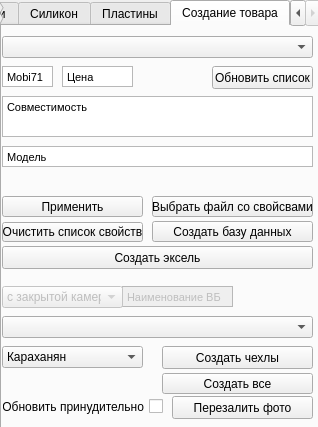
The window that WB/MakePrint/ui/MakeBookPrintUi.ui (gora5624/Python) describes before a commit, drawn with Qt 5.
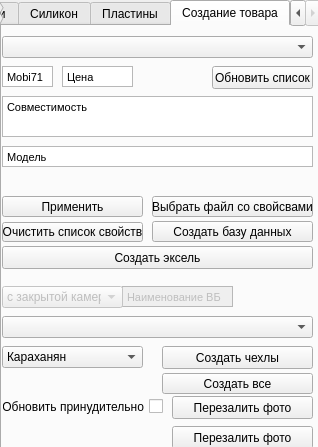
The same window after the commit.

```diff
--- a/WB/MakePrint/ui/MakeBookPrintUi.ui
+++ b/WB/MakePrint/ui/MakeBookPrintUi.ui
@@ -7,7 +7,7 @@
     <x>0</x>
     <y>0</y>
     <width>318</width>
-    <height>427</height>
+    <height>447</height>
    </rect>
   </property>
   <property name="windowTitle">
@@ -19,7 +19,7 @@
      <x>0</x>
      <y>0</y>
      <width>321</width>
-     <height>431</height>
+     <height>451</height>
     </rect>
    </property>
    <property name="currentIndex">
@@ -626,6 +626,19 @@
       <string>Создать все</string>
      </property>
     </widget>
+    <widget class="QPushButton" name="ChekImageAll">
+     <property name="geometry">
+      <rect>
+       <x>170</x>
+       <y>400</y>
+       <width>141</width>
+       <height>23</height>
+      </rect>
+     </property>
+     <property name="text">
+      <string>Перезалить фото</string>
+     </property>
+    </widget>
    </widget>
   </widget>
  </widget>
```
